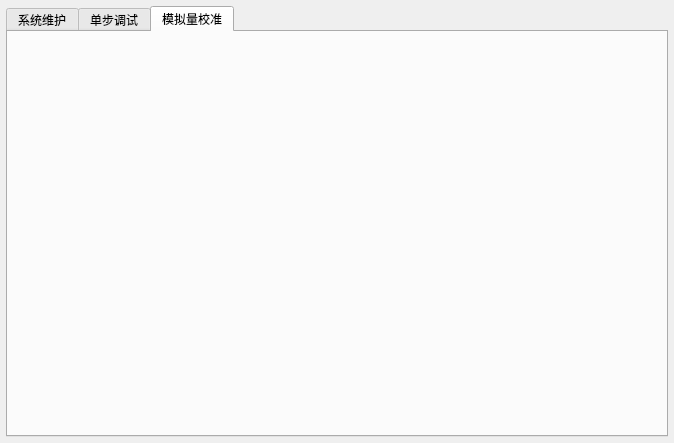
Above: maintaince.ui from DREAM251/WaterMonitoring before the change. Below: the same form after it.
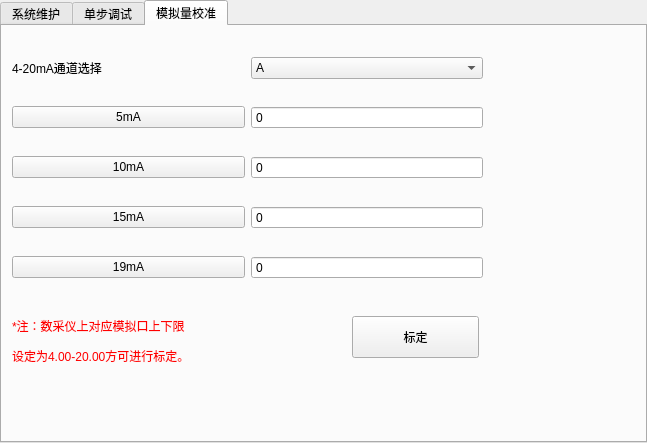
That is the form after the change. The open tabs and pages were chosen to show the change.

The edit to the form file:
```diff
--- a/maintaince.ui
+++ b/maintaince.ui
@@ -6,7 +6,7 @@
    <rect>
     <x>0</x>
     <y>0</y>
-    <width>674</width>
+    <width>647</width>
     <height>443</height>
    </rect>
   </property>
@@ -15,10 +15,10 @@
   </property>
   <layout class="QGridLayout" name="gridLayout">
    <property name="margin">
-    <number>6</number>
+    <number>0</number>
    </property>
    <property name="spacing">
-    <number>3</number>
+    <number>0</number>
    </property>
    <item row="0" column="1">
     <widget class="QTabWidget" name="tabWidget">
@@ -520,6 +520,139 @@
       <attribute name="title">
        <string>模拟量校准</string>
       </attribute>
+      <widget class="QPushButton" name="pb420mACar">
+       <property name="geometry">
+        <rect>
+         <x>350</x>
+         <y>290</y>
+         <width>127</width>
+         <height>42</height>
+        </rect>
+       </property>
+       <property name="minimumSize">
+        <size>
+         <width>0</width>
+         <height>35</height>
+        </size>
+       </property>
+       <property name="text">
+        <string>标定</string>
+       </property>
+      </widget>
+      <widget class="QWidget" name="layoutWidget">
+       <property name="geometry">
+        <rect>
+         <x>10</x>
+         <y>10</y>
+         <width>471</width>
+         <height>266</height>
+        </rect>
+       </property>
+       <layout class="QGridLayout" name="gridLayout_6">
+        <item row="3" column="0">
+         <widget class="QPushButton" name="pb15mA">
+          <property name="text">
+           <string>15mA</string>
+          </property>
+         </widget>
+        </item>
+        <item row="2" column="1">
+         <widget class="QSpinBox" name="le10mA">
+          <property name="buttonSymbols">
+           <enum>QAbstractSpinBox::NoButtons</enum>
+          </property>
+          <property name="maximum">
+           <number>3000</number>
+          </property>
+         </widget>
+        </item>
+        <item row="1" column="0">
+         <widget class="QPushButton" name="pb5mA">
+          <property name="text">
+           <string>5mA</string>
+          </property>
+         </widget>
+        </item>
+        <item row="1" column="1">
+         <widget class="QSpinBox" name="le5mA">
+          <property name="buttonSymbols">
+           <enum>QAbstractSpinBox::NoButtons</enum>
+          </property>
+          <property name="maximum">
+           <number>3000</number>
+          </property>
+         </widget>
+        </item>
+        <item row="4" column="0">
+         <widget class="QPushButton" name="pb19mA">
+          <property name="text">
+           <string>19mA</string>
+          </property>
+         </widget>
+        </item>
+        <item row="3" column="1">
+         <widget class="QSpinBox" name="le15mA">
+          <property name="buttonSymbols">
+           <enum>QAbstractSpinBox::NoButtons</enum>
+          </property>
+          <property name="maximum">
+           <number>3000</number>
+          </property>
+         </widget>
+        </item>
+        <item row="2" column="0">
+         <widget class="QPushButton" name="pb10mA">
+          <property name="text">
+           <string>10mA</string>
+          </property>
+         </widget>
+        </item>
+        <item row="4" column="1">
+         <widget class="QSpinBox" name="le19mA">
+          <property name="buttonSymbols">
+           <enum>QAbstractSpinBox::NoButtons</enum>
+          </property>
+          <property name="maximum">
+           <number>3000</number>
+          </property>
+         </widget>
+        </item>
+        <item row="0" column="0">
+         <widget class="QLabel" name="lb420Pipe">
+          <property name="text">
+           <string>4-20mA通道选择</string>
+          </property>
+         </widget>
+        </item>
+        <item row="0" column="1">
+         <widget class="QComboBox" name="cb420PipeSel">
+          <item>
+           <property name="text">
+            <string>A</string>
+           </property>
+          </item>
+          <item>
+           <property name="text">
+            <string>B</string>
+           </property>
+          </item>
+         </widget>
+        </item>
+       </layout>
+      </widget>
+      <widget class="QLabel" name="label_49">
+       <property name="geometry">
+        <rect>
+         <x>10</x>
+         <y>270</y>
+         <width>331</width>
+         <height>91</height>
+        </rect>
+       </property>
+       <property name="text">
+        <string>&lt;html&gt;&lt;head/&gt;&lt;body&gt;&lt;p&gt;&lt;span style=&quot; color:#ff0000;&quot;&gt;*注：数采仪上对应模拟口上下限&lt;/span&gt;&lt;/p&gt;&lt;p&gt;&lt;span style=&quot; color:#ff0000;&quot;&gt;设定为4.00-20.00方可进行标定。&lt;/span&gt;&lt;/p&gt;&lt;/body&gt;&lt;/html&gt;</string>
+       </property>
+      </widget>
      </widget>
     </widget>
    </item>
```
Left out of the diff: 187 changed lines with no effect on the pictures.
